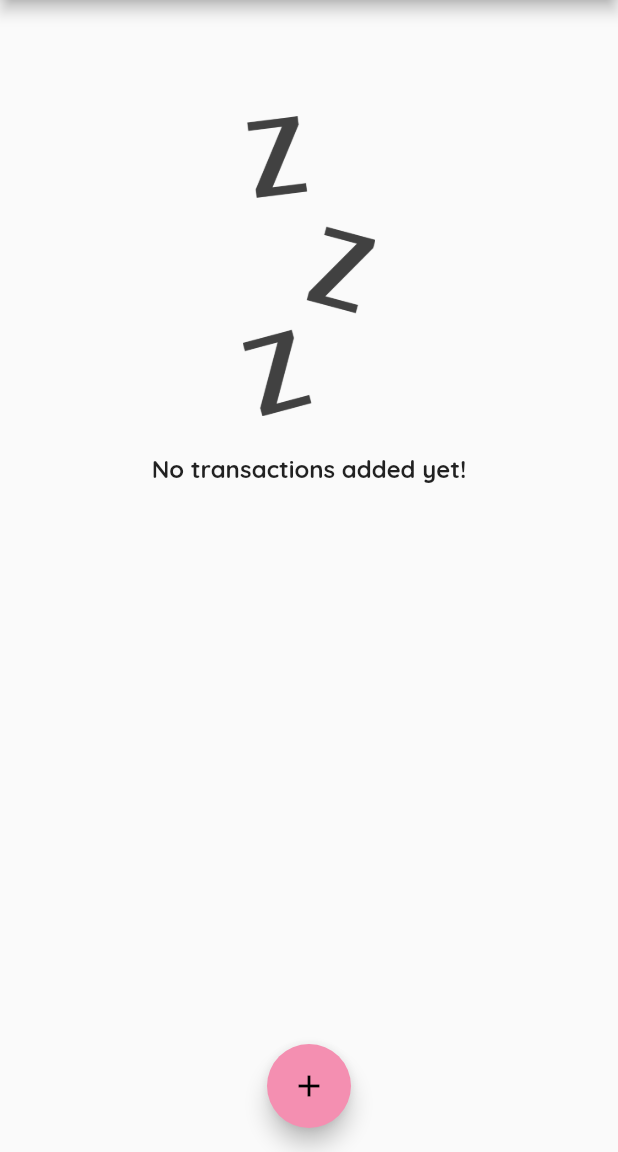
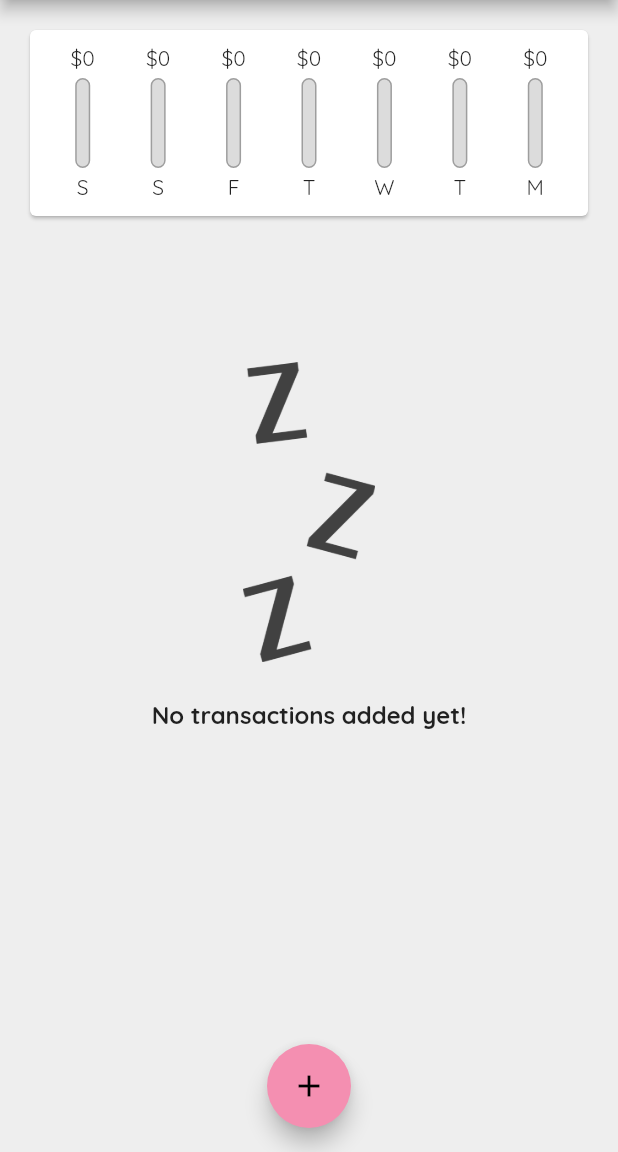
Before and after one commit to lhamsadeqi/personalExpenses, a Flutter app: the screen it shows after launch, on a phone screen of 412 x 824 dp, the part 84-1236 px from its top. Run offline on Flutter 3.47's test engine with Material 2 defaults, Android fonts, the phone set to English and light mode, and no system bars.

Commit message:
adding chart and chartBar

```diff
--- a/lib/main.dart
+++ b/lib/main.dart
@@ -1,9 +1,11 @@
 // ignore_for_file: prefer_const_constructors, sized_box_for_whitespace, deprecated_member_use, use_key_in_widget_constructors
 
-import 'package:expenses/models/transaction.dart';
-import 'package:expenses/widget/new_transaction.dart';
-import 'package:expenses/widget/transaction_list.dart';
 import 'package:flutter/material.dart';
+
+import './models/transaction.dart';
+import './widget/chart.dart';
+import './widget/new_transaction.dart';
+import './widget/transaction_list.dart';
 
 void main() => runApp(MyApp());
 
@@ -14,6 +16,7 @@ class MyApp extends StatelessWidget {
       title: 'Flutter App',
       home: MyHomePage(),
       theme: ThemeData(
+        scaffoldBackgroundColor: Colors.grey.shade200,
         fontFamily: 'Quicksand',
         primarySwatch: Colors.teal,
         accentColor: Colors.pink[200],
@@ -49,6 +52,16 @@ class _MyHomePageState extends State<MyHomePage> {
     //   date: DateTime.now(),
     // ),
   ];
+
+  List<Transaction> get _recentTransactions {
+    return _userTransactions.where((tx) {
+      return tx.date.isAfter(
+        DateTime.now().subtract(
+          Duration(days: 7),
+        ),
+      );
+    }).toList();
+  }
 
   void _addNewTransaction(String txTitle, double txAmount) {
     final newTx = Transaction(
@@ -93,17 +106,7 @@ class _MyHomePageState extends State<MyHomePage> {
           // mainAxisAlignment: MainAxisAlignment.start,
           crossAxisAlignment: CrossAxisAlignment.stretch,
           children: [
-            // Container(
-            //   height: 45,
-            //   width: double.infinity,
-            //   child: Center(
-            //     child: Card(
-            //       color: Colors.teal,
-            //       child: Text('CHART!'),
-            //       elevation: 5,
-            //     ),
-            //   ),
-            // ),
+            Chart(_recentTransactions),
             TransactionList(_userTransactions),
           ],
         ),
--- /dev/null
+++ b/lib/widget/chart.dart
@@ -0,0 +1,67 @@
+// ignore_for_file: prefer_const_constructors_in_immutables, use_key_in_widget_constructors, avoid_print, prefer_const_constructors
+
+import 'package:expenses/models/transaction.dart';
+import 'package:expenses/widget/chart_bar.dart';
+import 'package:flutter/material.dart';
+import 'package:intl/intl.dart';
+
+class Chart extends StatelessWidget {
+  final List<Transaction> recentTransactions;
+
+  Chart(this.recentTransactions);
+
+  List<Map<String, dynamic>> get groupedTransactionValues {
+    return List.generate(7, (index) {
+      final weekDay = DateTime.now().subtract(Duration(days: index));
+      double totalSum = 0;
+
+      for (var i = 0; i < recentTransactions.length; i++) {
+        if (recentTransactions[i].date.day == weekDay.day &&
+            recentTransactions[i].date.month == weekDay.month &&
+            recentTransactions[i].date.year == weekDay.year) {
+          totalSum += recentTransactions[i].amount;
+        }
+      }
+
+      print(DateFormat.E().format(weekDay));
+      print(totalSum);
+
+      return {
+        'day': DateFormat.E().format(weekDay).substring(0, 1),
+        'amount': totalSum,
+      };
+    });
+  }
+
+  double get totalSpending {
+    return groupedTransactionValues.fold(0.0, (sum, item) {
+      return sum + item['amount'];
+    });
+  }
+
+  @override
+  Widget build(BuildContext context) {
+    print(groupedTransactionValues);
+    return Card(
+      elevation: 1,
+      margin: EdgeInsets.all(20),
+      child: Padding(
+        padding: const EdgeInsets.all(10),
+        child: Row(
+          mainAxisAlignment: MainAxisAlignment.spaceAround,
+          children: groupedTransactionValues.map((data) {
+            return Flexible(
+              fit: FlexFit.tight,
+              child: ChartBar(
+                  data['day'],
+                  data['amount'],
+                  totalSpending == 0
+                      ? 0
+                      : (data["amount"] as double) / totalSpending),
+            );
+          }).toList(),
+        ),
+      ),
+    );
+  }
+}
--- /dev/null
+++ b/lib/widget/chart_bar.dart
@@ -0,0 +1,49 @@
+// ignore_for_file: prefer_const_constructors, prefer_const_constructors_in_immutables, use_key_in_widget_constructors, sized_box_for_whitespace
+
+import 'package:flutter/material.dart';
+
+class ChartBar extends StatelessWidget {
+  final String lable;
+  final double spendingAmount;
+  final double spendingPctOfTotal;
+
+  ChartBar(this.lable, this.spendingAmount, this.spendingPctOfTotal);
+
+  @override
+  Widget build(BuildContext context) {
+    return Column(
+      children: [
+        FittedBox(
+          child: Text('\$${spendingAmount.toStringAsFixed(0)}'),
+        ),
+        SizedBox(height: 4),
+        Container(
+          height: 60,
+          width: 10,
+          child: Stack(
+            children: [
+              Container(
+                decoration: BoxDecoration(
+                  color: Color.fromRGBO(220, 220, 220, 1.0),
+                  border: Border.all(color: Colors.grey, width: 1),
+                  borderRadius: BorderRadius.circular(10),
+                ),
+              ),
+              FractionallySizedBox(
+                heightFactor: spendingPctOfTotal,
+                child: Container(
+                  decoration: BoxDecoration(
+                    color: Theme.of(context).primaryColor,
+                    borderRadius: BorderRadius.circular(10),
+                  ),
+                ),
+              )
+            ],
+          ),
+        ),
+        SizedBox(height: 4),
+        Text(lable),
+      ],
+    );
+  }
+}
--- a/lib/widget/transaction_list.dart
+++ b/lib/widget/transaction_list.dart
@@ -37,6 +37,7 @@ class TransactionList extends StatelessWidget {
               itemCount: transactions.length,
               itemBuilder: (context, index) {
                 return Card(
+                  margin: EdgeInsets.symmetric(horizontal: 20),
                   child: Container(
                     padding: EdgeInsets.all(10),
                     child: Row(
```
